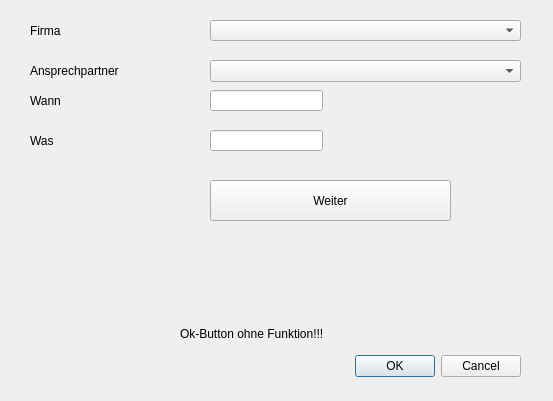
Before: the Qt Designer form createcommunication.ui in green-lion-racing/glr-database, drawn with Qt 5.
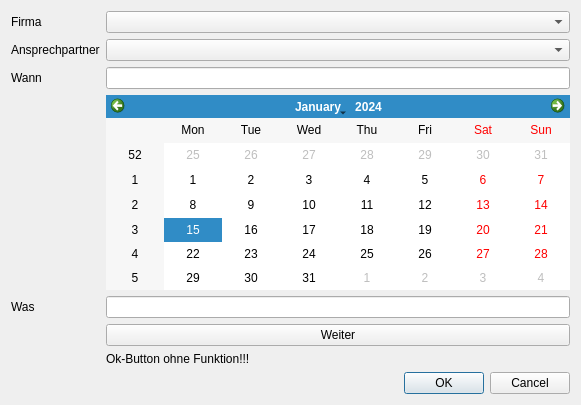
After: the same form once the commit is applied.

Commit message: Added calender widget to windows "createactivity" and "createcommunication"

What changed in the file:
```diff
--- a/createcommunication.ui
+++ b/createcommunication.ui
@@ -6,147 +6,98 @@
    <rect>
     <x>0</x>
     <y>0</y>
-    <width>553</width>
-    <height>401</height>
+    <width>581</width>
+    <height>405</height>
    </rect>
   </property>
   <property name="windowTitle">
    <string>Dialog</string>
   </property>
-  <widget class="QDialogButtonBox" name="buttonBox">
-   <property name="geometry">
-    <rect>
-     <x>180</x>
-     <y>350</y>
-     <width>341</width>
-     <height>32</height>
-    </rect>
-   </property>
-   <property name="orientation">
-    <enum>Qt::Horizontal</enum>
-   </property>
-   <property name="standardButtons">
-    <set>QDialogButtonBox::Cancel|QDialogButtonBox::Ok</set>
-   </property>
-  </widget>
-  <widget class="QComboBox" name="cb_company">
-   <property name="geometry">
-    <rect>
-     <x>210</x>
-     <y>20</y>
-     <width>311</width>
-     <height>21</height>
-    </rect>
-   </property>
-  </widget>
+  <layout class="QGridLayout" name="gridLayout">
+   <item row="0" column="0">
+    <layout class="QVBoxLayout" name="verticalLayout">
+     <item>
+      <layout class="QFormLayout" name="formLayout">
+       <item row="0" column="0">
   <widget class="QLabel" name="label">
-   <property name="geometry">
-    <rect>
-     <x>30</x>
-     <y>20</y>
-     <width>111</width>
-     <height>21</height>
-    </rect>
-   </property>
    <property name="text">
     <string>Firma</string>
    </property>
   </widget>
-  <widget class="QLineEdit" name="le_when">
-   <property name="geometry">
-    <rect>
-     <x>210</x>
-     <y>90</y>
-     <width>113</width>
-     <height>21</height>
-    </rect>
-   </property>
-  </widget>
-  <widget class="QLineEdit" name="le_what">
-   <property name="geometry">
-    <rect>
-     <x>210</x>
-     <y>130</y>
-     <width>113</width>
-     <height>21</height>
-    </rect>
-   </property>
-  </widget>
+       </item>
+       <item row="0" column="1">
+        <widget class="QComboBox" name="cb_company"/>
+       </item>
+       <item row="1" column="0">
+        <widget class="QLabel" name="label_4">
+         <property name="text">
+          <string>Ansprechpartner</string>
+         </property>
+        </widget>
+       </item>
+       <item row="1" column="1">
+        <widget class="QComboBox" name="cb_person"/>
+       </item>
+       <item row="2" column="0">
   <widget class="QLabel" name="label_2">
-   <property name="geometry">
-    <rect>
-     <x>30</x>
-     <y>90</y>
-     <width>91</width>
-     <height>21</height>
-    </rect>
-   </property>
    <property name="text">
     <string>Wann</string>
    </property>
   </widget>
+       </item>
+       <item row="3" column="1">
+        <widget class="QCalendarWidget" name="cw_calender"/>
+       </item>
+       <item row="4" column="0">
   <widget class="QLabel" name="label_3">
-   <property name="geometry">
-    <rect>
-     <x>30</x>
-     <y>130</y>
-     <width>101</width>
-     <height>21</height>
-    </rect>
-   </property>
    <property name="text">
     <string>Was</string>
    </property>
   </widget>
+       </item>
+       <item row="4" column="1">
+        <widget class="QLineEdit" name="le_what">
+         <property name="frame">
+          <bool>true</bool>
+         </property>
+        </widget>
+       </item>
+       <item row="6" column="1">
   <widget class="QPushButton" name="pb_file">
-   <property name="geometry">
-    <rect>
-     <x>210</x>
-     <y>180</y>
-     <width>241</width>
-     <height>41</height>
-    </rect>
-   </property>
    <property name="text">
     <string>Weiter</string>
    </property>
   </widget>
-  <widget class="QLabel" name="label_4">
-   <property name="geometry">
-    <rect>
-     <x>30</x>
-     <y>60</y>
-     <width>201</width>
-     <height>21</height>
-    </rect>
-   </property>
-   <property name="text">
-    <string>Ansprechpartner</string>
-   </property>
-  </widget>
-  <widget class="QComboBox" name="cb_person">
-   <property name="geometry">
-    <rect>
-     <x>210</x>
-     <y>60</y>
-     <width>311</width>
-     <height>22</height>
-    </rect>
-   </property>
-  </widget>
+       </item>
+       <item row="7" column="1">
   <widget class="QLabel" name="label_5">
-   <property name="geometry">
-    <rect>
-     <x>180</x>
-     <y>323</y>
-     <width>301</width>
-     <height>21</height>
-    </rect>
-   </property>
    <property name="text">
     <string>Ok-Button ohne Funktion!!!</string>
    </property>
   </widget>
+       </item>
+       <item row="2" column="1">
+        <widget class="QLineEdit" name="le_when">
+         <property name="readOnly">
+          <bool>true</bool>
+         </property>
+        </widget>
+       </item>
+      </layout>
+     </item>
+    </layout>
+   </item>
+   <item row="1" column="0">
+    <widget class="QDialogButtonBox" name="buttonBox">
+     <property name="orientation">
+      <enum>Qt::Horizontal</enum>
+     </property>
+     <property name="standardButtons">
+      <set>QDialogButtonBox::Cancel|QDialogButtonBox::Ok</set>
+     </property>
+    </widget>
+   </item>
+  </layout>
  </widget>
  <resources/>
  <connections>
```
Lines whose indentation alone changed are shown as unchanged. The commit also changes 6 other files.
